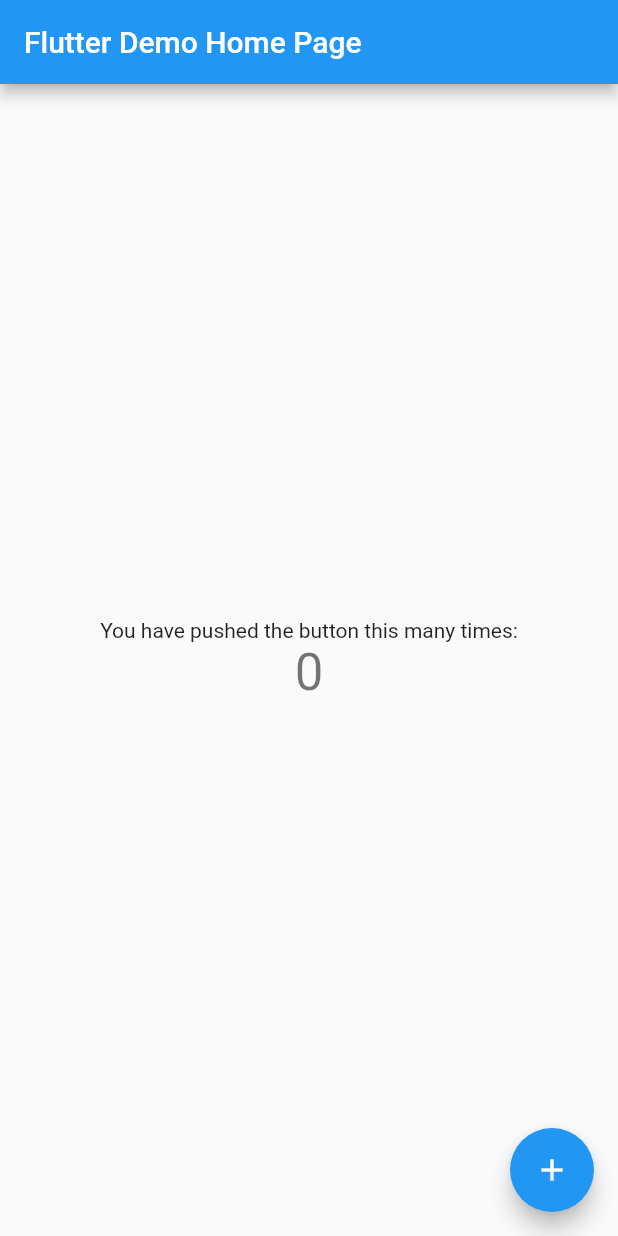
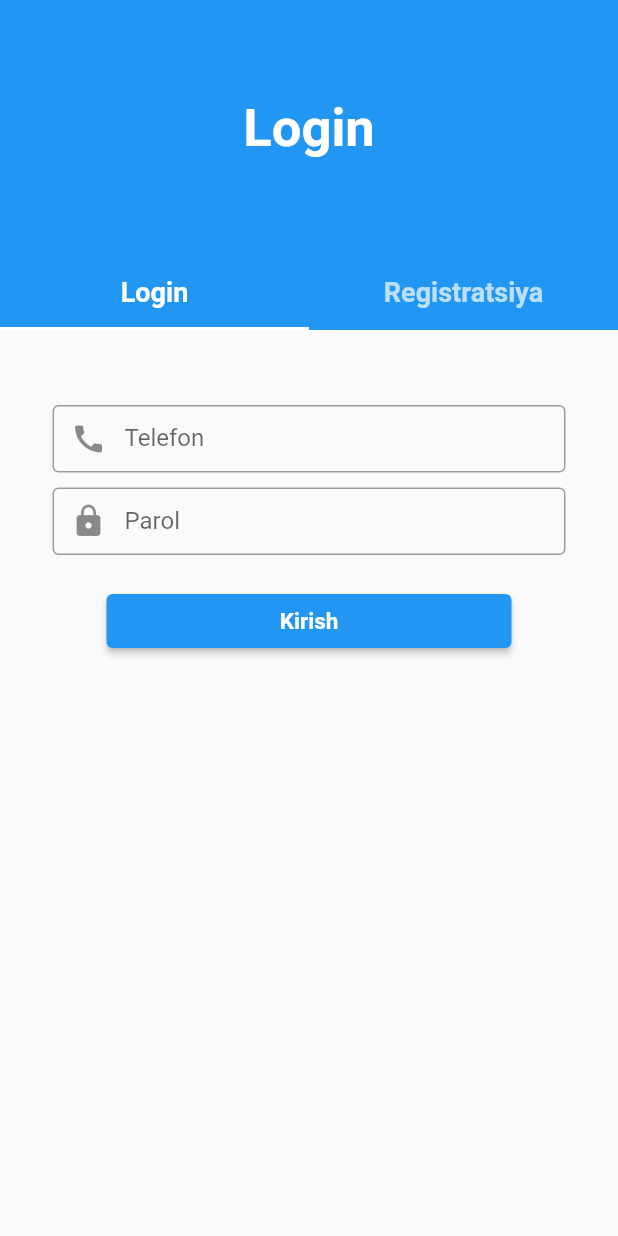
Before and after one commit to RakhimoFF99/carwash-mobile, a Flutter app: the screen it shows after launch, on a phone screen of 412 x 824 dp. Run offline on Flutter 3.47's test engine with Material 2 defaults, Android fonts, the phone set to English and light mode, and no system bars; our stand-ins replace get.

Commit message:
'sdsdsds'

```diff
--- /dev/null
+++ b/lib/Constants.dart
@@ -0,0 +1,3 @@
+import 'package:flutter/material.dart';
+
+const Color kPrimary = Color(0xff140428);
--- a/lib/main.dart
+++ b/lib/main.dart
@@ -1,4 +1,7 @@
+import 'package:carwash/screens/Login/login.dart';
 import 'package:flutter/material.dart';
+import 'package:carwash/screens/myHomePage/myHomePage.dart';
+import 'package:get/get_navigation/src/root/get_material_app.dart';
 
 void main() {
   runApp(MyApp());
@@ -8,106 +11,15 @@ class MyApp extends StatelessWidget {
   // This widget is the root of your application.
   @override
   Widget build(BuildContext context) {
-    return MaterialApp(
-      title: 'Flutter Demo',
+    return GetMaterialApp(
+      debugShowCheckedModeBanner: false,
+      title: 'CarWash',
       theme: ThemeData(
-        // This is the theme of your application.
-        //
-        // Try running your application with "flutter run". You'll see the
-        // application has a blue toolbar. Then, without quitting the app, try
-        // changing the primarySwatch below to Colors.green and then invoke
-        // "hot reload" (press "r" in the console where you ran "flutter run",
-        // or simply save your changes to "hot reload" in a Flutter IDE).
-        // Notice that the counter didn't reset back to zero; the application
-        // is not restarted.
+
         primarySwatch: Colors.blue,
       ),
-      home: MyHomePage(title: 'Flutter Demo Home Page'),
+
+      home:Login()
     );
   }
 }
-
-class MyHomePage extends StatefulWidget {
-  MyHomePage({Key? key, required this.title}) : super(key: key);
-
-  // This widget is the home page of your application. It is stateful, meaning
-  // that it has a State object (defined below) that contains fields that affect
-  // how it looks.
-
-  // This class is the configuration for the state. It holds the values (in this
-  // case the title) provided by the parent (in this case the App widget) and
-  // used by the build method of the State. Fields in a Widget subclass are
-  // always marked "final".
-
-  final String title;
-
-  @override
-  _MyHomePageState createState() => _MyHomePageState();
-}
-
-class _MyHomePageState extends State<MyHomePage> {
-  int _counter = 0;
-
-  void _incrementCounter() {
-    setState(() {
-      // This call to setState tells the Flutter framework that something has
-      // changed in this State, which causes it to rerun the build method below
-      // so that the display can reflect the updated values. If we changed
-      // _counter without calling setState(), then the build method would not be
-      // called again, and so nothing would appear to happen.
-      _counter++;
-    });
-  }
-
-  @override
-  Widget build(BuildContext context) {
-    // This method is rerun every time setState is called, for instance as done
-    // by the _incrementCounter method above.
-    //
-    // The Flutter framework has been optimized to make rerunning build methods
-    // fast, so that you can just rebuild anything that needs updating rather
-    // than having to individually change instances of widgets.
-    return Scaffold(
-      appBar: AppBar(
-        // Here we take the value from the MyHomePage object that was created by
-        // the App.build method, and use it to set our appbar title.
-        title: Text(widget.title),
-      ),
-      body: Center(
-        // Center is a layout widget. It takes a single child and positions it
-        // in the middle of the parent.
-        child: Column(
-          // Column is also a layout widget. It takes a list of children and
-          // arranges them vertically. By default, it sizes itself to fit its
-          // children horizontally, and tries to be as tall as its parent.
-          //
-          // Invoke "debug painting" (press "p" in the console, choose the
-          // "Toggle Debug Paint" action from the Flutter Inspector in Android
-          // Studio, or the "Toggle Debug Paint" command in Visual Studio Code)
-          // to see the wireframe for each widget.
-          //
-          // Column has various properties to control how it sizes itself and
-          // how it positions its children. Here we use mainAxisAlignment to
-          // center the children vertically; the main axis here is the vertical
-          // axis because Columns are vertical (the cross axis would be
-          // horizontal).
-          mainAxisAlignment: MainAxisAlignment.center,
-          children: <Widget>[
-            Text(
-              'You have pushed the button this many times:',
-            ),
-            Text(
-              '$_counter',
-              style: Theme.of(context).textTheme.headline4,
-            ),
-          ],
-        ),
-      ),
-      floatingActionButton: FloatingActionButton(
-        onPressed: _incrementCounter,
-        tooltip: 'Increment',
-        child: Icon(Icons.add),
-      ), // This trailing comma makes auto-formatting nicer for build methods.
-    );
-  }
-}
--- /dev/null
+++ b/lib/screens/Login/login.dart
@@ -0,0 +1,194 @@
+import 'package:flutter/cupertino.dart';
+import 'package:flutter/material.dart';
+class Login extends StatefulWidget {
+  const Login({Key? key}) : super(key: key);
+
+  @override
+  _LoginState createState() => _LoginState();
+}
+
+class _LoginState extends State<Login> {
+
+  var texts = ["Login","Registratsiya"];
+  int textIndex = 0;
+  @override
+  Widget build(BuildContext context) {
+    final size = MediaQuery.of(context).size;
+    return DefaultTabController(
+      length: 2,
+      child: SafeArea(
+        child: Scaffold(
+          appBar: PreferredSize(
+            preferredSize: Size.fromHeight(220),
+            child: AppBar(
+              toolbarHeight: 200,
+              elevation: 0,
+              title: Center(
+                child: Text(texts[textIndex],style: TextStyle(
+                  fontWeight: FontWeight.w700,
+                  fontSize: 35
+                ),),
+              ),
+
+              titleSpacing: 30,
+              bottom: TabBar(
+                onTap: (index) {
+                    setState(() {
+                      textIndex = index;
+                    });
+                },
+                tabs: [
+                  Tab(
+                    child: Text("Login",style: TextStyle(
+                    fontWeight: FontWeight.w700,
+                    fontSize: 18
+                  ),),),
+                  Tab(child: Text("Registratsiya",style: TextStyle(
+                    fontSize: 18,
+                    fontWeight: FontWeight.w700
+                  ),),)
+                ],
+              ),
+
+            ),
+            ),
+          body: TabBarView(
+            children: [
+              SingleChildScrollView(
+                child: Column(
+                  children: [
+                      Container(
+
+                        padding: EdgeInsets.symmetric(vertical: 20,horizontal: 35),
+                        child: Column(
+                          children: [
+                            SizedBox(height: 30,),
+                            Container(
+                              height: 45,
+                              child: TextField(
+                              decoration: InputDecoration(
+                                border: OutlineInputBorder(
+                                  borderSide: const BorderSide(color: Colors.teal, width: 2.0),
+                                ),
+                                focusedBorder: OutlineInputBorder(
+                                  borderSide: const BorderSide(color: Colors.blue, width: 2.0),
+
+                                ),
+                                prefixIcon: Icon(Icons.call),
+                                labelText: "Telefon"
+                              ),
+                              ),
+                            ),
+                            SizedBox(height: 10,),
+                            Container(
+                              height: 45,
+                              child: TextField(
+                                decoration: InputDecoration(
+                                    border: OutlineInputBorder(
+                                      borderSide: const BorderSide(color: Colors.teal, width: 2.0),
+                                    ),
+                                    focusedBorder: OutlineInputBorder(
+                                      borderSide: const BorderSide(color: Colors.blue, width: 2.0),
+
+                                    ),
+                                    prefixIcon: Icon(Icons.lock),
+                                    labelText: "Parol"
+                                ),
+                              ),
+                            )
+                          ],
+                        ),
+                      ),
+
+                    Container(
+                        width: 270,
+                        child: ElevatedButton(onPressed: () {}, child: Text("Kirish",style: TextStyle(
+                          fontWeight: FontWeight.w700,
+                          fontSize: 15
+                        ),))
+                    )
+                  ],
+                ),
+              ),
+             SingleChildScrollView(
+               child: Column(
+                 children: [
+                   Container(
+                     padding: EdgeInsets.symmetric(vertical: 20,horizontal: 35),
+                     child: Column(
+                       children: [
+                         SizedBox(height: 30,),
+                         Container(
+                           height: 45,
+                           child: TextField(
+                             decoration: InputDecoration(
+                                 border: OutlineInputBorder(
+                                   borderSide: const BorderSide(color: Colors.teal, width: 2.0),
+                                 ),
+                                 focusedBorder: OutlineInputBorder(
+                                   borderSide: const BorderSide(color: Colors.blue, width: 2.0),
+
+                                 ),
+                                 prefixIcon: Icon(Icons.person),
+                                 labelText: "Ism"
+                             ),
+                           ),
+                         ),
+                         SizedBox(height: 10,),
+                         Container(
+                           height: 45,
+                           child: TextField(
+                             decoration: InputDecoration(
+                                 border: OutlineInputBorder(
+                                   borderSide: const BorderSide(color: Colors.teal, width: 2.0),
+                                 ),
+                                 focusedBorder: OutlineInputBorder(
+                                   borderSide: const BorderSide(color: Colors.blue, width: 2.0),
+
+                                 ),
+                                 prefixIcon: Icon(Icons.call),
+                                 labelText: "Telefon"
+                             ),
+                           ),
+                         ),
+                         SizedBox(height: 10,),
+                         Container(
+                           height: 45,
+                           child: TextField(
+                             decoration: InputDecoration(
+                                 border: OutlineInputBorder(
+                                   borderSide: const BorderSide(color: Colors.teal, width: 2.0),
+                                 ),
+                                 focusedBorder: OutlineInputBorder(
+                                   borderSide: const BorderSide(color: Colors.blue, width: 2.0),
+
+                                 ),
+                                 prefixIcon: Icon(Icons.lock),
+                                 labelText: "Parol"
+                             ),
+                           ),
+                         )
+                       ],
+                     ),
+                   ),
+
+                   Container(
+                       width: 270,
+                       child: ElevatedButton(onPressed: () {}, child: Text("Ro'yhatdan o'tish",style: TextStyle(
+                         fontSize: 15,
+                         fontWeight: FontWeight.w700
+                       ),))
+                   )
+                 ],
+               ),
+             )
+
+            ],
+          ),
+          ),
+
+
+        ),
+    );
+  }
+}
--- a/pubspec.yaml
+++ b/pubspec.yaml
@@ -23,6 +23,8 @@ environment:
 dependencies:
   flutter:
     sdk: flutter
+  get: ^4.3.8
+
 
 
   # The following adds the Cupertino Icons font to your application.
```
Also changed, not shown: lib/screens/myHomePage/myHomePage.dart (added, +136 -0 lines), lib/screens/Login/controller.dart (added), lib/screens/myHomePage/controller.dart (added), pubspec.lock.
